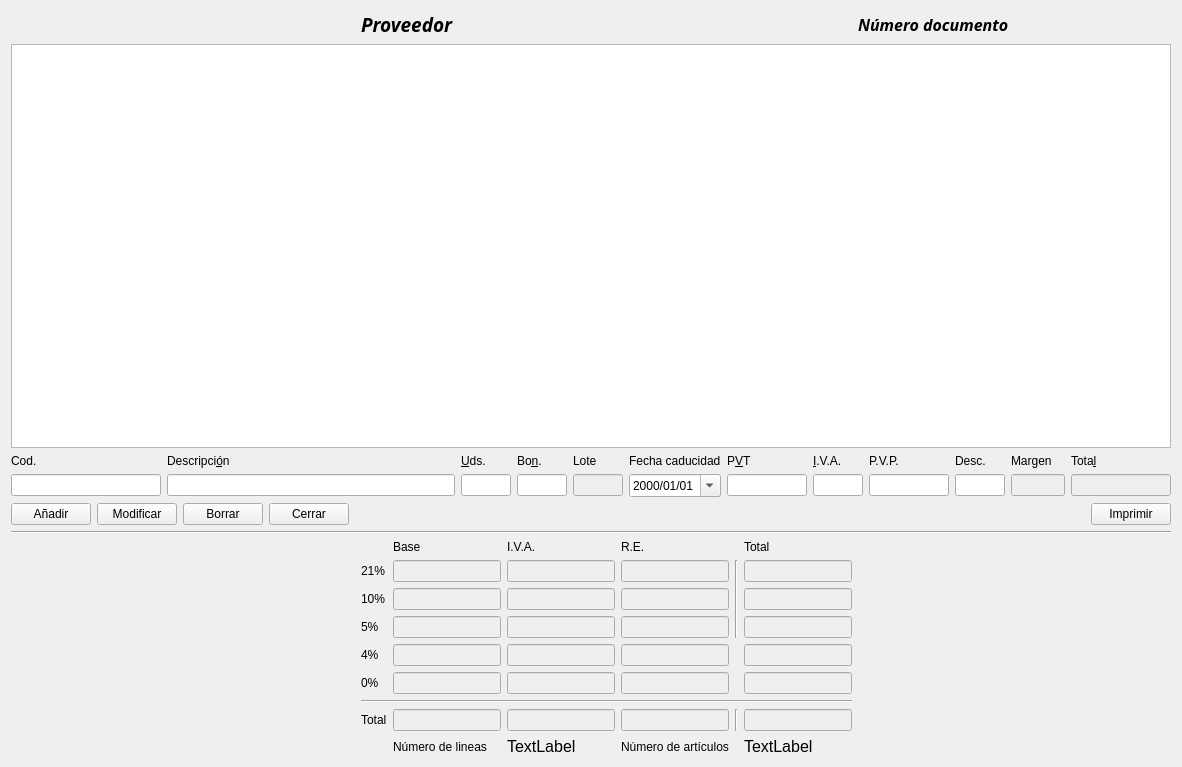
Old version of the form pedidos.ui in the repository Ladis72/tienda.
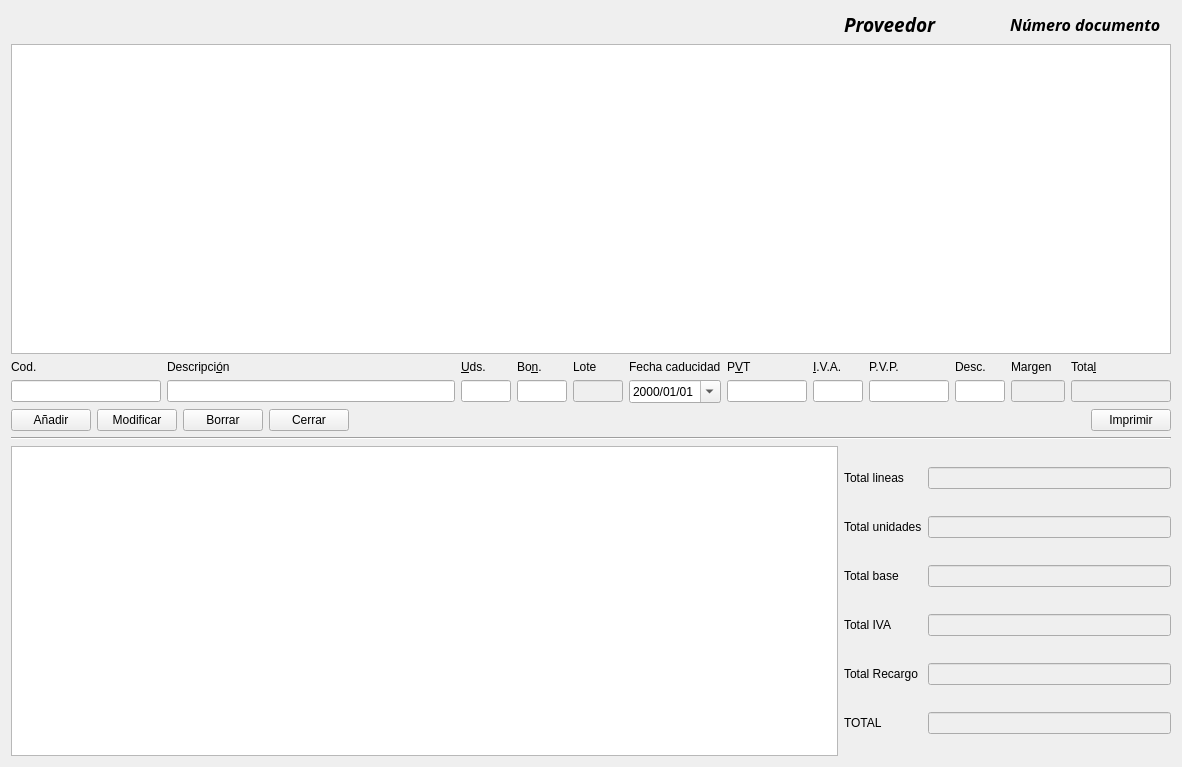
New version of the form.

```diff
--- a/pedidos.ui
+++ b/pedidos.ui
@@ -17,308 +17,7 @@
    <string notr="true"/>
   </property>
   <layout class="QGridLayout" name="gridLayout_3">
-   <item row="7" column="6">
-    <layout class="QGridLayout" name="gridLayout">
-     <item row="1" column="3">
-      <widget class="QLineEdit" name="leRe21">
-       <property name="enabled">
-        <bool>false</bool>
-       </property>
-      </widget>
-     </item>
-     <item row="2" column="1">
-      <widget class="QLineEdit" name="leBase10">
-       <property name="enabled">
-        <bool>false</bool>
-       </property>
-      </widget>
-     </item>
-     <item row="1" column="0">
-      <widget class="QLabel" name="label_3">
-       <property name="text">
-        <string>21%</string>
-       </property>
-      </widget>
-     </item>
-     <item row="7" column="2">
-      <widget class="QLineEdit" name="leTotalIva">
-       <property name="enabled">
-        <bool>false</bool>
-       </property>
-      </widget>
-     </item>
-     <item row="8" column="5">
-      <widget class="QLabel" name="labelNArticulos">
-       <property name="font">
-        <font>
-         <pointsize>12</pointsize>
-        </font>
-       </property>
-       <property name="text">
-        <string>TextLabel</string>
-       </property>
-      </widget>
-     </item>
-     <item row="2" column="3">
-      <widget class="QLineEdit" name="leRe10">
-       <property name="enabled">
-        <bool>false</bool>
-       </property>
-      </widget>
-     </item>
-     <item row="0" column="1">
-      <widget class="QLabel" name="label_6">
-       <property name="text">
-        <string>Base</string>
-       </property>
-      </widget>
-     </item>
-     <item row="8" column="2">
-      <widget class="QLabel" name="labelNLineas">
-       <property name="font">
-        <font>
-         <pointsize>12</pointsize>
-        </font>
-       </property>
-       <property name="text">
-        <string>TextLabel</string>
-       </property>
-      </widget>
-     </item>
-     <item row="1" column="1">
-      <widget class="QLineEdit" name="leBase21">
-       <property name="enabled">
-        <bool>false</bool>
-       </property>
-      </widget>
-     </item>
-     <item row="7" column="5">
-      <widget class="QLineEdit" name="leTotal">
-       <property name="enabled">
-        <bool>false</bool>
-       </property>
-      </widget>
-     </item>
-     <item row="8" column="3">
-      <widget class="QLabel" name="label_2">
-       <property name="text">
-        <string>Número de artículos</string>
-       </property>
-      </widget>
-     </item>
-     <item row="4" column="0">
-      <widget class="QLabel" name="label_22">
-       <property name="text">
-        <string>4%</string>
-       </property>
-      </widget>
-     </item>
-     <item row="0" column="2">
-      <widget class="QLabel" name="label_7">
-       <property name="text">
-        <string>I.V.A.</string>
-       </property>
-      </widget>
-     </item>
-     <item row="6" column="0" colspan="6">
-      <widget class="Line" name="line">
-       <property name="orientation">
-        <enum>Qt::Orientation::Horizontal</enum>
-       </property>
-      </widget>
-     </item>
-     <item row="1" column="4" rowspan="3">
-      <widget class="Line" name="line_2">
-       <property name="orientation">
-        <enum>Qt::Orientation::Vertical</enum>
-       </property>
-      </widget>
-     </item>
-     <item row="0" column="3">
-      <widget class="QLabel" name="label_8">
-       <property name="text">
-        <string>R.E.</string>
-       </property>
-      </widget>
-     </item>
-     <item row="8" column="1">
-      <widget class="QLabel" name="label">
-       <property name="text">
-        <string>Número de lineas</string>
-       </property>
-      </widget>
-     </item>
-     <item row="7" column="1">
-      <widget class="QLineEdit" name="leTotalBase">
-       <property name="enabled">
-        <bool>false</bool>
-       </property>
-      </widget>
-     </item>
-     <item row="2" column="0">
-      <widget class="QLabel" name="label_4">
-       <property name="text">
-        <string>10%</string>
-       </property>
-      </widget>
-     </item>
-     <item row="1" column="5">
-      <widget class="QLineEdit" name="leTotal21">
-       <property name="enabled">
-        <bool>false</bool>
-       </property>
-      </widget>
-     </item>
-     <item row="7" column="4">
-      <widget class="Line" name="line_4">
-       <property name="orientation">
-        <enum>Qt::Orientation::Vertical</enum>
-       </property>
-      </widget>
-     </item>
-     <item row="3" column="0">
-      <widget class="QLabel" name="label_5">
-       <property name="text">
-        <string>5%</string>
-       </property>
-      </widget>
-     </item>
-     <item row="7" column="3">
-      <widget class="QLineEdit" name="leTotalRe">
-       <property name="enabled">
-        <bool>false</bool>
-       </property>
-      </widget>
-     </item>
-     <item row="0" column="5">
-      <widget class="QLabel" name="label_9">
-       <property name="text">
-        <string>Total</string>
-       </property>
-      </widget>
-     </item>
-     <item row="2" column="2">
-      <widget class="QLineEdit" name="leIva10">
-       <property name="enabled">
-        <bool>false</bool>
-       </property>
-      </widget>
-     </item>
-     <item row="7" column="0">
-      <widget class="QLabel" name="label_10">
-       <property name="text">
-        <string>Total</string>
-       </property>
-      </widget>
-     </item>
-     <item row="2" column="5">
-      <widget class="QLineEdit" name="leTotal10">
-       <property name="enabled">
-        <bool>false</bool>
-       </property>
-      </widget>
-     </item>
-     <item row="1" column="2">
-      <widget class="QLineEdit" name="leIva21">
-       <property name="enabled">
-        <bool>false</bool>
-       </property>
-      </widget>
-     </item>
-     <item row="5" column="0">
-      <widget class="QLabel" name="label_23">
-       <property name="text">
-        <string>0%</string>
-       </property>
-      </widget>
-     </item>
-     <item row="5" column="1">
-      <widget class="QLineEdit" name="leBase0">
-       <property name="enabled">
-        <bool>false</bool>
-       </property>
-      </widget>
-     </item>
-     <item row="5" column="2">
-      <widget class="QLineEdit" name="leIva0">
-       <property name="enabled">
-        <bool>false</bool>
-       </property>
-      </widget>
-     </item>
-     <item row="5" column="3">
-      <widget class="QLineEdit" name="leRe0">
-       <property name="enabled">
-        <bool>false</bool>
-       </property>
-      </widget>
-     </item>
-     <item row="5" column="5">
-      <widget class="QLineEdit" name="leTotal0">
-       <property name="enabled">
-        <bool>false</bool>
-       </property>
-      </widget>
-     </item>
-     <item row="4" column="1">
-      <widget class="QLineEdit" name="leBase4">
-       <property name="enabled">
-        <bool>false</bool>
-       </property>
-      </widget>
-     </item>
-     <item row="4" column="2">
-      <widget class="QLineEdit" name="leIva4">
-       <property name="enabled">
-        <bool>false</bool>
-       </property>
-      </widget>
-     </item>
-     <item row="4" column="3">
-      <widget class="QLineEdit" name="leRe4">
-       <property name="enabled">
-        <bool>false</bool>
-       </property>
-      </widget>
-     </item>
-     <item row="4" column="5">
-      <widget class="QLineEdit" name="leTotal4">
-       <property name="enabled">
-        <bool>false</bool>
-       </property>
-      </widget>
-     </item>
-     <item row="3" column="1">
-      <widget class="QLineEdit" name="leBase5">
-       <property name="enabled">
-        <bool>false</bool>
-       </property>
-      </widget>
-     </item>
-     <item row="3" column="2">
-      <widget class="QLineEdit" name="leIva5">
-       <property name="enabled">
-        <bool>false</bool>
-       </property>
-      </widget>
-     </item>
-     <item row="3" column="3">
-      <widget class="QLineEdit" name="leRe5">
-       <property name="enabled">
-        <bool>false</bool>
-       </property>
-      </widget>
-     </item>
-     <item row="3" column="5">
-      <widget class="QLineEdit" name="leTotal5">
-       <property name="enabled">
-        <bool>false</bool>
-       </property>
-      </widget>
-     </item>
-    </layout>
-   </item>
-   <item row="0" column="7">
+   <item row="0" column="6">
     <widget class="QLabel" name="labelDocumento">
      <property name="font">
       <font>
@@ -333,30 +32,77 @@
      </property>
     </widget>
    </item>
-   <item row="2" column="0" colspan="8">
-    <widget class="QTableView" name="tableView">
-     <property name="selectionMode">
-      <enum>QAbstractItemView::SelectionMode::SingleSelection</enum>
-     </property>
-     <property name="selectionBehavior">
-      <enum>QAbstractItemView::SelectionBehavior::SelectRows</enum>
-     </property>
-    </widget>
+   <item row="4" column="0" colspan="7">
+    <layout class="QHBoxLayout" name="horizontalLayout">
+     <item>
+      <widget class="QPushButton" name="pushButtonAnadir">
+       <property name="focusPolicy">
+        <enum>Qt::FocusPolicy::StrongFocus</enum>
+       </property>
+       <property name="text">
+        <string>Añadir</string>
+       </property>
+       <property name="autoDefault">
+        <bool>false</bool>
+       </property>
+      </widget>
+     </item>
+     <item>
+      <widget class="QPushButton" name="pushButtonModificar">
+       <property name="text">
+        <string>Modificar</string>
+       </property>
+       <property name="autoDefault">
+        <bool>false</bool>
+       </property>
+      </widget>
+     </item>
+     <item>
+      <widget class="QPushButton" name="pushButtonBorrar">
+       <property name="text">
+        <string>Borrar</string>
+       </property>
+       <property name="autoDefault">
+        <bool>false</bool>
+       </property>
+      </widget>
+     </item>
+     <item>
+      <widget class="QPushButton" name="pushButtonCerrar">
+       <property name="text">
+        <string>Cerrar</string>
+       </property>
+       <property name="autoDefault">
+        <bool>false</bool>
+       </property>
+      </widget>
+     </item>
+     <item>
+      <spacer name="horizontalSpacer_3">
+       <property name="orientation">
+        <enum>Qt::Orientation::Horizontal</enum>
+       </property>
+       <property name="sizeHint" stdset="0">
+        <size>
+         <width>40</width>
+         <height>20</height>
+        </size>
+       </property>
+      </spacer>
+     </item>
+     <item>
+      <widget class="QPushButton" name="pushButtonImprimir">
+       <property name="text">
+        <string>Imprimir</string>
+       </property>
+       <property name="autoDefault">
+        <bool>false</bool>
+       </property>
+      </widget>
+     </item>
+    </layout>
    </item>
-   <item row="7" column="4">
-    <spacer name="horizontalSpacer">
-     <property name="orientation">
-      <enum>Qt::Orientation::Horizontal</enum>
-     </property>
-     <property name="sizeHint" stdset="0">
-      <size>
-       <width>40</width>
-       <height>20</height>
-      </size>
-     </property>
-    </spacer>
-   </item>
-   <item row="3" column="0" colspan="8">
+   <item row="3" column="0" colspan="7">
     <layout class="QGridLayout" name="gridLayout_2">
      <item row="0" column="12">
       <widget class="QLabel" name="label_21">
@@ -608,20 +354,7 @@
      </item>
     </layout>
    </item>
-   <item row="7" column="7">
-    <spacer name="horizontalSpacer_2">
-     <property name="orientation">
-      <enum>Qt::Orientation::Horizontal</enum>
-     </property>
-     <property name="sizeHint" stdset="0">
-      <size>
-       <width>40</width>
-       <height>20</height>
-      </size>
-     </property>
-    </spacer>
-   </item>
-   <item row="0" column="6">
+   <item row="0" column="5">
     <widget class="QLabel" name="labelProveedor">
      <property name="font">
       <font>
@@ -636,83 +369,114 @@
      </property>
     </widget>
    </item>
-   <item row="4" column="0" colspan="8">
-    <layout class="QHBoxLayout" name="horizontalLayout">
-     <item>
-      <widget class="QPushButton" name="pushButtonAnadir">
-       <property name="focusPolicy">
-        <enum>Qt::FocusPolicy::StrongFocus</enum>
-       </property>
-       <property name="text">
-        <string>Añadir</string>
-       </property>
-       <property name="autoDefault">
-        <bool>false</bool>
-       </property>
-      </widget>
-     </item>
-     <item>
-      <widget class="QPushButton" name="pushButtonModificar">
-       <property name="text">
-        <string>Modificar</string>
-       </property>
-       <property name="autoDefault">
-        <bool>false</bool>
-       </property>
-      </widget>
-     </item>
-     <item>
-      <widget class="QPushButton" name="pushButtonBorrar">
-       <property name="text">
-        <string>Borrar</string>
-       </property>
-       <property name="autoDefault">
-        <bool>false</bool>
-       </property>
-      </widget>
-     </item>
-     <item>
-      <widget class="QPushButton" name="pushButtonCerrar">
-       <property name="text">
-        <string>Cerrar</string>
-       </property>
-       <property name="autoDefault">
-        <bool>false</bool>
-       </property>
-      </widget>
-     </item>
-     <item>
-      <spacer name="horizontalSpacer_3">
-       <property name="orientation">
-        <enum>Qt::Orientation::Horizontal</enum>
-       </property>
-       <property name="sizeHint" stdset="0">
-        <size>
-         <width>40</width>
-         <height>20</height>
-        </size>
-       </property>
-      </spacer>
-     </item>
-     <item>
-      <widget class="QPushButton" name="pushButtonImprimir">
-       <property name="text">
-        <string>Imprimir</string>
-       </property>
-       <property name="autoDefault">
-        <bool>false</bool>
-       </property>
-      </widget>
-     </item>
-    </layout>
-   </item>
-   <item row="5" column="0" colspan="8">
+   <item row="5" column="0" colspan="7">
     <widget class="Line" name="line_3">
      <property name="orientation">
       <enum>Qt::Orientation::Horizontal</enum>
      </property>
     </widget>
    </item>
+   <item row="2" column="0" colspan="7">
+    <widget class="QTableView" name="tableView">
+     <property name="selectionMode">
+      <enum>QAbstractItemView::SelectionMode::SingleSelection</enum>
+     </property>
+     <property name="selectionBehavior">
+      <enum>QAbstractItemView::SelectionBehavior::SelectRows</enum>
+     </property>
+    </widget>
+   </item>
+   <item row="6" column="0" colspan="5">
+    <widget class="QTableView" name="tableViewTotales"/>
+   </item>
+   <item row="6" column="5" colspan="2">
+    <layout class="QGridLayout" name="gridLayout">
+     <item row="0" column="1">
+      <widget class="QLineEdit" name="lineEditLineas">
+       <property name="enabled">
+        <bool>false</bool>
+       </property>
+      </widget>
+     </item>
+     <item row="1" column="1">
+      <widget class="QLineEdit" name="lineEditUnidades">
+       <property name="enabled">
+        <bool>false</bool>
+       </property>
+      </widget>
+     </item>
+     <item row="2" column="1">
+      <widget class="QLineEdit" name="lineEditBase">
+       <property name="enabled">
+        <bool>false</bool>
+       </property>
+      </widget>
+     </item>
+     <item row="2" column="0">
+      <widget class="QLabel" name="label_3">
+       <property name="text">
+        <string>Total base</string>
+       </property>
+      </widget>
+     </item>
+     <item row="5" column="0">
+      <widget class="QLabel" name="label_6">
+       <property name="text">
+        <string>TOTAL</string>
+       </property>
+      </widget>
+     </item>
+     <item row="3" column="0">
+      <widget class="QLabel" name="label_4">
+       <property name="text">
+        <string>Total IVA</string>
+       </property>
+      </widget>
+     </item>
+     <item row="0" column="0">
+      <widget class="QLabel" name="label">
+       <property name="text">
+        <string>Total lineas</string>
+       </property>
+      </widget>
+     </item>
+     <item row="4" column="0">
+      <widget class="QLabel" name="label_5">
+       <property name="text">
+        <string>Total Recargo</string>
+       </property>
+      </widget>
+     </item>
+     <item row="1" column="0">
+      <widget class="QLabel" name="label_2">
+       <property name="text">
+        <string>Total unidades</string>
+       </property>
+      </widget>
+     </item>
+     <item row="3" column="1">
+      <widget class="QLineEdit" name="lineEditIVA">
+       <property name="enabled">
+        <bool>false</bool>
+       </property>
+      </widget>
+     </item>
+     <item row="4" column="1">
+      <widget class="QLineEdit" name="lineEditRecargo">
+       <property name="enabled">
+        <bool>false</bool>
+       </property>
+      </widget>
+     </item>
+     <item row="5" column="1">
+      <widget class="QLineEdit" name="lineEditTotal">
+       <property name="enabled">
+        <bool>false</bool>
+       </property>
+      </widget>
+     </item>
+    </layout>
+   </item>
   </layout>
  </widget>
  <tabstops>
```
Left out of the diff: 12 changed lines with no effect on the pictures.
